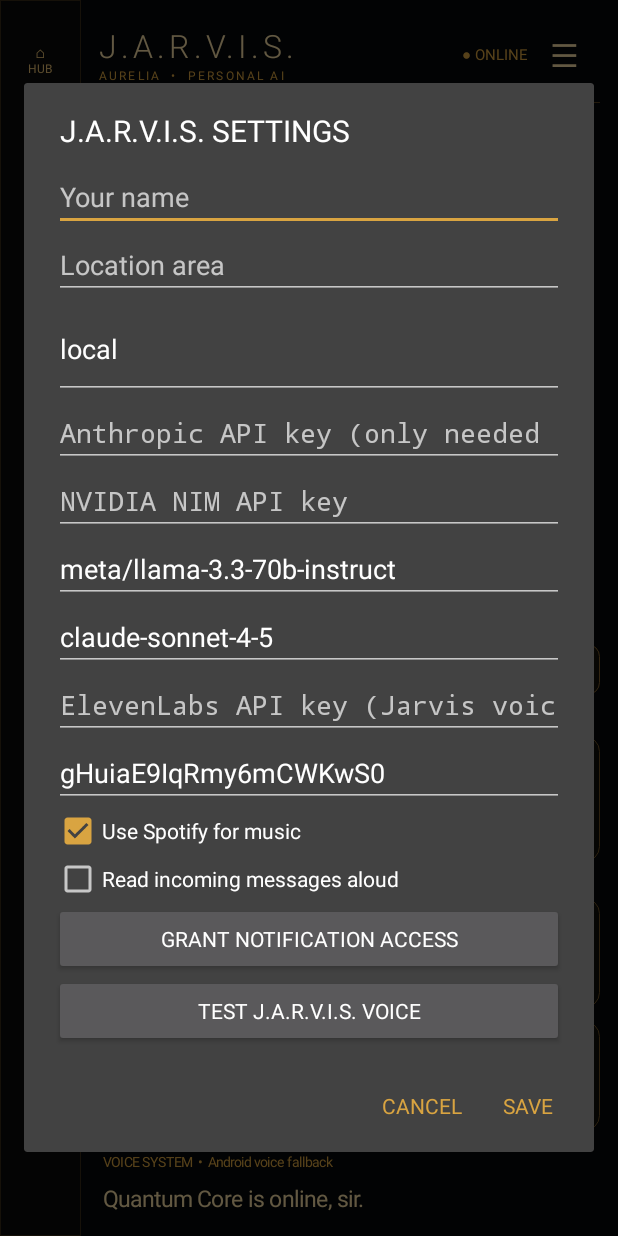
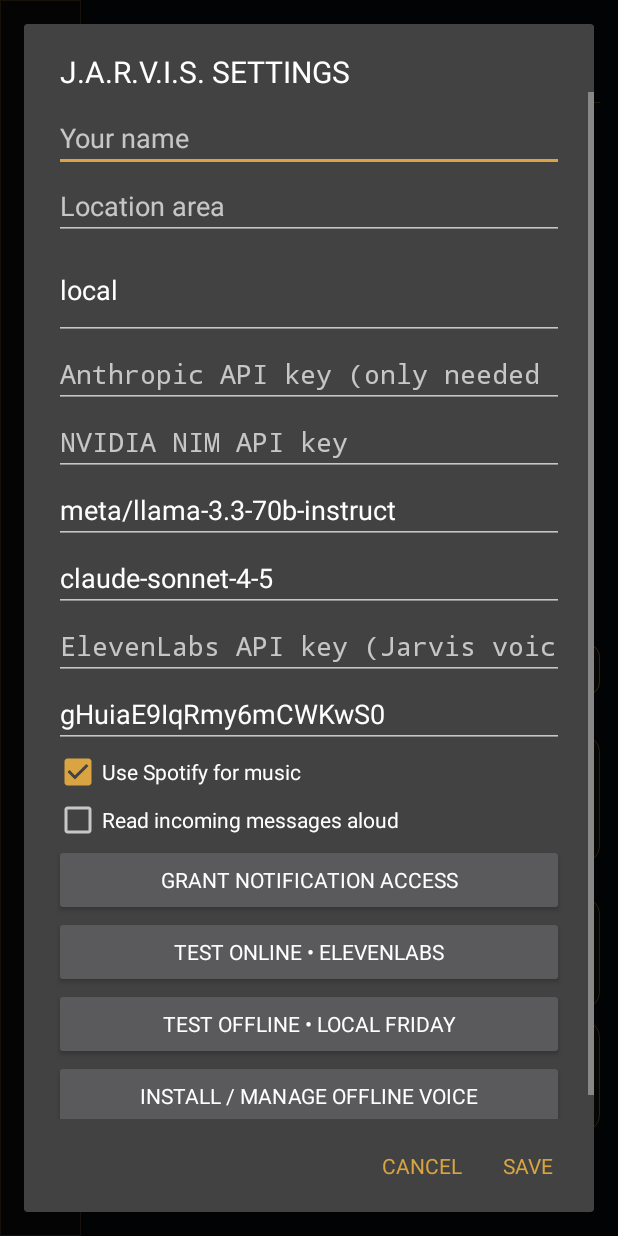
Before and after one commit to rbplumbing98-arch/Personal-AI-Jarvis-, an Android app: the screen it shows after launch (MainActivity), after a tap on an icon or button, on a phone screen of 412 x 824 dp. Run offline under Robolectric (Android 15) with nearby library versions, the phone set to English and light mode, and no system bars; libraries missing offline, so code that uses them is left out: dev.ffmpegkit.llama; 3 other taps on this screen came first.

Commit message:
Add separate online and offline Friday voice tests

```diff
--- a/app/src/main/java/com/jarvis/assistant/MainActivity.kt
+++ b/app/src/main/java/com/jarvis/assistant/MainActivity.kt
@@ -16,6 +16,7 @@ import android.os.Bundle
 import android.os.Handler
 import android.os.Looper
 import android.provider.Settings
+import android.speech.tts.TextToSpeech
 import android.text.InputType
 import android.view.Gravity
 import android.view.View
@@ -72,7 +73,10 @@ class MainActivity : Activity() {
             }
         }
         Speaker.onVoiceError = { message ->
-            runOnUiThread { if (::voiceStatus.isInitialized) voiceStatus.text = "VOICE FALLBACK • $message" }
+            runOnUiThread { if (::voiceStatus.isInitialized) voiceStatus.text = "VOICE ISSUE • $message" }
+        }
+        Speaker.onVoiceStatus = { message ->
+            runOnUiThread { if (::voiceStatus.isInitialized) voiceStatus.text = "VOICE SYSTEM • $message" }
         }
         Speaker.init(this)
 
@@ -123,7 +127,7 @@ class MainActivity : Activity() {
                 cornerRadius = px(8).toFloat()
             }
         }
-        val voiceLabel = if (store.elevenKey.isNotBlank()) "ELEVEN READY" else "ANDROID TTS"
+        val voiceLabel = if (store.elevenKey.isNotBlank() && store.voiceId.isNotBlank()) "ELEVEN CONFIG" else "LOCAL VOICE"
         indicators.addView(indicator("VOICE", voiceLabel, light),
             LinearLayout.LayoutParams(0, ViewGroup.LayoutParams.WRAP_CONTENT, 1f).apply { setMargins(0, 0, px(5), 0) })
         val localReady = LocalAi.hasModel(this)
@@ -162,7 +166,7 @@ class MainActivity : Activity() {
         weatherView?.let { refreshWeather(it) }
 
         voiceStatus = TextView(this).apply {
-            text = if (store.elevenKey.isBlank()) "VOICE SYSTEM  •  Android voice fallback" else "VOICE SYSTEM  •  ElevenLabs configured"
+            text = if (store.elevenKey.isBlank()) "VOICE SYSTEM  •  AUTO / LOCAL VOICE" else "VOICE SYSTEM  •  AUTO / ONLINE CONFIGURED"
             setTextColor(gold); textSize = 9f; setPadding(px(3), px(4), px(3), 0)
         }
         content.addView(voiceStatus)
@@ -689,19 +693,41 @@ class MainActivity : Activity() {
             text = "Grant notification access"
             setOnClickListener { startActivity(Intent(Settings.ACTION_NOTIFICATION_LISTENER_SETTINGS)) }
         }
-        val testVoice = Button(this).apply {
-            text = "TEST J.A.R.V.I.S. VOICE"
+        fun saveVoiceCredentialsForTest() {
+            store.elevenKey = elKey.text.toString().trim()
+            store.voiceId = vid.text.toString().trim()
+        }
+        val testOnlineVoice = Button(this).apply {
+            text = "TEST ONLINE • ELEVENLABS"
             setOnClickListener {
-                store.elevenKey = elKey.text.toString().trim()
-                store.voiceId = vid.text.toString().trim()
-                voiceStatus.text = "VOICE • Testing ElevenLabs…"
-                Speaker.testVoice()
+                saveVoiceCredentialsForTest()
+                voiceStatus.text = "VOICE SYSTEM • TESTING ONLINE ELEVENLABS…"
+                Speaker.testOnlineVoice()
+            }
+        }
+        val testOfflineVoice = Button(this).apply {
+            text = "TEST OFFLINE • LOCAL FRIDAY"
+            setOnClickListener {
+                voiceStatus.text = "VOICE SYSTEM • TESTING ON-DEVICE VOICE…"
+                Speaker.testOfflineVoice()
+            }
+        }
+        val installOfflineVoice = Button(this).apply {
+            text = "INSTALL / MANAGE OFFLINE VOICE"
+            setOnClickListener {
+                try {
+                    startActivity(Intent(TextToSpeech.Engine.ACTION_INSTALL_TTS_DATA))
+                } catch (_: Exception) {
+                    startActivity(Intent(Settings.ACTION_SETTINGS))
+                }
             }
         }
         box.addView(spotify)
         box.addView(read)
         box.addView(access)
-        box.addView(testVoice)
+        box.addView(testOnlineVoice)
+        box.addView(testOfflineVoice)
+        box.addView(installOfflineVoice)
         AlertDialog.Builder(this)
             .setTitle("J.A.R.V.I.S. SETTINGS")
             .setView(ScrollView(this).apply { addView(box) })
@@ -717,7 +743,7 @@ class MainActivity : Activity() {
                 store.voiceId = vid.text.toString().trim()
                 store.useSpotify = spotify.isChecked
                 store.readAloud = read.isChecked
-                voiceStatus.text = if (store.elevenKey.isBlank()) "VOICE • Android fallback active" else "VOICE • ElevenLabs configured"
+                voiceStatus.text = if (store.elevenKey.isBlank()) "VOICE SYSTEM • AUTO / LOCAL VOICE" else "VOICE SYSTEM • AUTO / ONLINE CONFIGURED"
                 show("Settings saved, sir.")
             }
             .setNegativeButton("Cancel", null)
```
